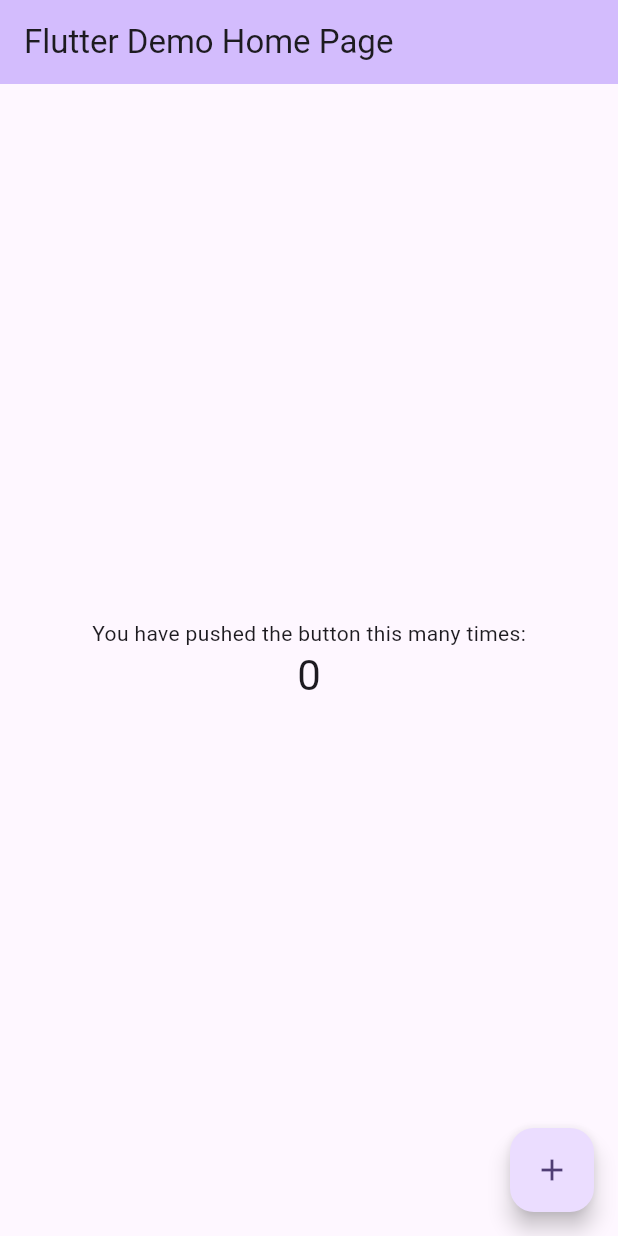
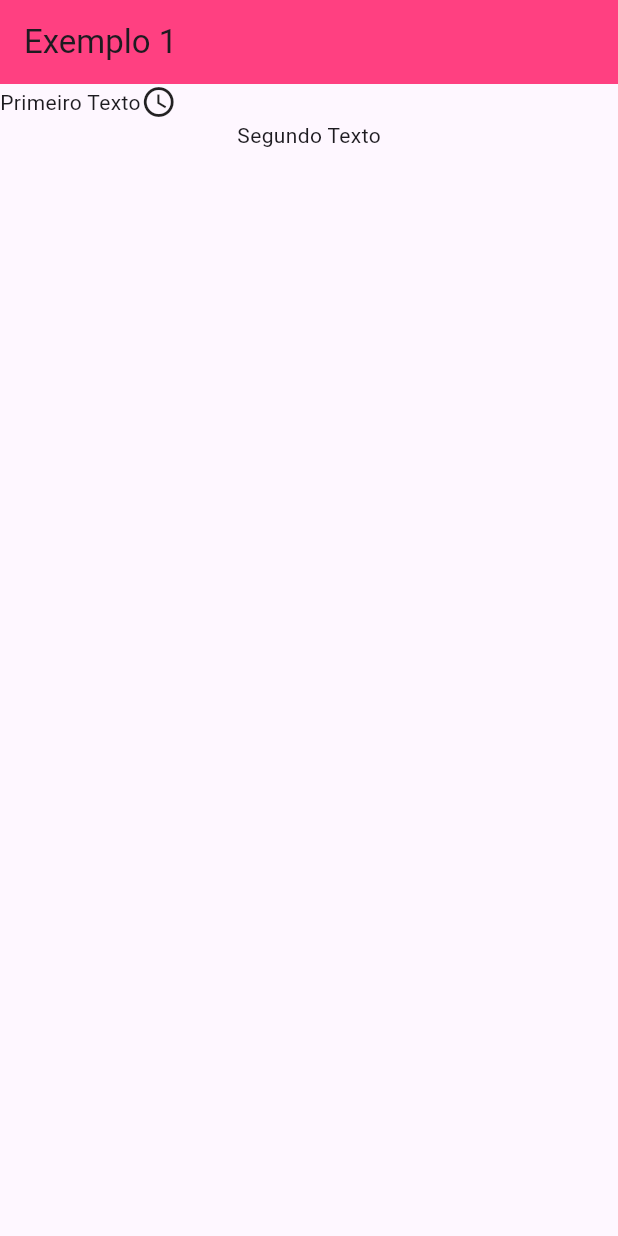
Before and after one commit to IsaqueES/class2505, a Flutter app: the screen it shows after launch, on a phone screen of 412 x 824 dp. Run offline on Flutter 3.47's test engine with Material 3 defaults, Android fonts, the phone set to English and light mode, and no system bars.

Commit message:
Refactor main application structure and remove widget test file

```diff
--- a/lib/main.dart
+++ b/lib/main.dart
@@ -1,122 +1,22 @@
 import 'package:flutter/material.dart';
 
-void main() {
-  runApp(const MyApp());
-}
-
-class MyApp extends StatelessWidget {
-  const MyApp({super.key});
-
-  // This widget is the root of your application.
-  @override
-  Widget build(BuildContext context) {
-    return MaterialApp(
-      title: 'Flutter Demo',
-      theme: ThemeData(
-        // This is the theme of your application.
-        //
-        // TRY THIS: Try running your application with "flutter run". You'll see
-        // the application has a purple toolbar. Then, without quitting the app,
-        // try changing the seedColor in the colorScheme below to Colors.green
-        // and then invoke "hot reload" (save your changes or press the "hot
-        // reload" button in a Flutter-supported IDE, or press "r" if you used
-        // the command line to start the app).
-
-        // Notice that the counter didn't reset back to zero; the application
-        // state is not lost during the reload. To reset the state, use hot
-        // restart instead.
-        //
-        // This works for code too, not just values: Most code changes can be
-        // tested with just a hot reload.
-        colorScheme: ColorScheme.fromSeed(seedColor: Colors.deepPurple),
-      ),
-      home: const MyHomePage(title: 'Flutter Demo Home Page'),
-    );
-  }
-}
-
-class MyHomePage extends StatefulWidget {
-  const MyHomePage({super.key, required this.title});
-
-  // This widget is the home page of your application. It is stateful, meaning
-  // that it has a State object (defined below) that contains fields that affect
-  // how it looks.
-
-  // This class is the configuration for the state. It holds the values (in this
-  // case the title) provided by the parent (in this case the App widget) and
-  // used by the build method of the State. Fields in a Widget subclass are
-  // always marked "final".
-
-  final String title;
-
-  @override
-  State<MyHomePage> createState() => _MyHomePageState();
-}
-
-class _MyHomePageState extends State<MyHomePage> {
-  int _counter = 0;
-
-  void _incrementCounter() {
-    setState(() {
-      // This call to setState tells the Flutter framework that something has
-      // changed in this State, which causes it to rerun the build method below
-      // so that the display can reflect the updated values. If we changed
-      // _counter without calling setState(), then the build method would not be
-      // called again, and so nothing would appear to happen.
-      _counter++;
-    });
-  }
-
-  @override
-  Widget build(BuildContext context) {
-    // This method is rerun every time setState is called, for instance as done
-    // by the _incrementCounter method above.
-    //
-    // The Flutter framework has been optimized to make rerunning build methods
-    // fast, so that you can just rebuild anything that needs updating rather
-    // than having to individually change instances of widgets.
-    return Scaffold(
+void main() => runApp(
+  MaterialApp(
+    home: Scaffold(
       appBar: AppBar(
-        // TRY THIS: Try changing the color here to a specific color (to
-        // Colors.amber, perhaps?) and trigger a hot reload to see the AppBar
-        // change color while the other colors stay the same.
-        backgroundColor: Theme.of(context).colorScheme.inversePrimary,
-        // Here we take the value from the MyHomePage object that was created by
-        // the App.build method, and use it to set our appbar title.
-        title: Text(widget.title),
-      ),
-      body: Center(
-        // Center is a layout widget. It takes a single child and positions it
-        // in the middle of the parent.
+        title: Text('Exemplo 1'),
+        backgroundColor: Colors.pinkAccent,
+      ), // AppBar
+      body: Container(
         child: Column(
-          // Column is also a layout widget. It takes a list of children and
-          // arranges them vertically. By default, it sizes itself to fit its
-          // children horizontally, and tries to be as tall as its parent.
-          //
-          // Column has various properties to control how it sizes itself and
-          // how it positions its children. Here we use mainAxisAlignment to
-          // center the children vertically; the main axis here is the vertical
-          // axis because Columns are vertical (the cross axis would be
-          // horizontal).
-          //
-          // TRY THIS: Invoke "debug painting" (choose the "Toggle Debug Paint"
-          // action in the IDE, or press "p" in the console), to see the
-          // wireframe for each widget.
-          mainAxisAlignment: MainAxisAlignment.center,
-          children: <Widget>[
-            const Text('You have pushed the button this many times:'),
-            Text(
-              '$_counter',
-              style: Theme.of(context).textTheme.headlineMedium,
-            ),
+          children: [
+            Row(
+              children: [new Text("Primeiro Texto"), Icon(Icons.access_time)],
+            ), // Row
+            new Text("Segundo Texto"),
           ],
-        ),
-      ),
-      floatingActionButton: FloatingActionButton(
-        onPressed: _incrementCounter,
-        tooltip: 'Increment',
-        child: const Icon(Icons.add),
-      ), // This trailing comma makes auto-formatting nicer for build methods.
-    );
-  }
-}
+        ), // Column
+      ), // Container
+    ), // Scaffold
+  ), // MaterialApp
+);
```
Also changed, not shown: 1 other file.
